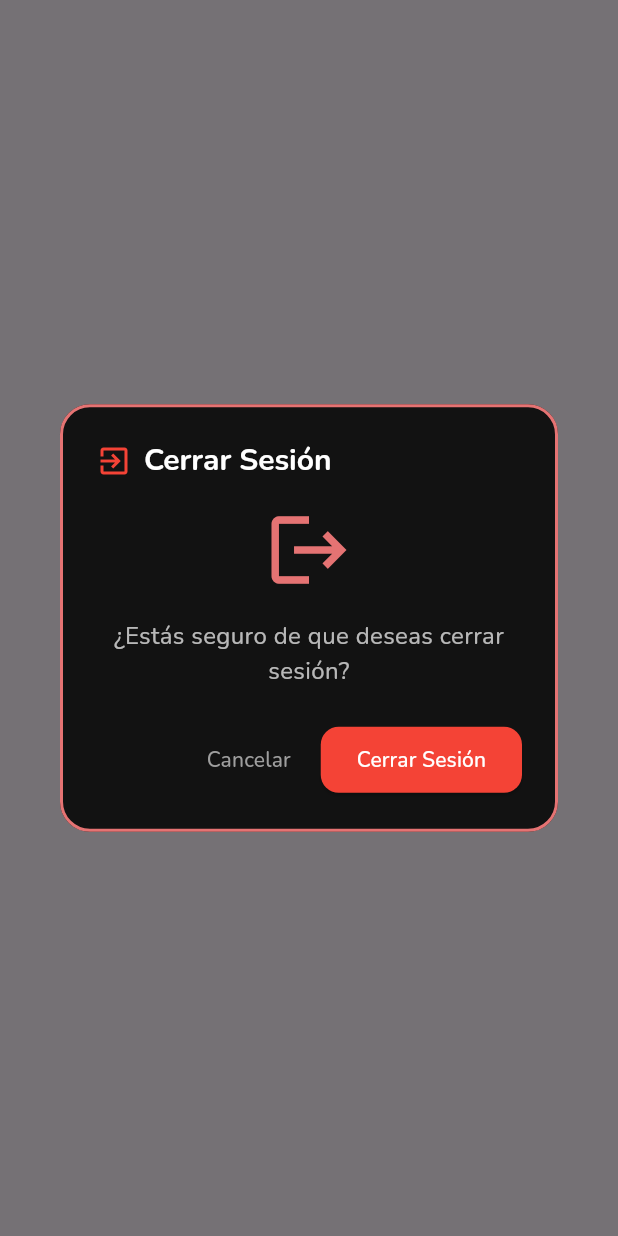
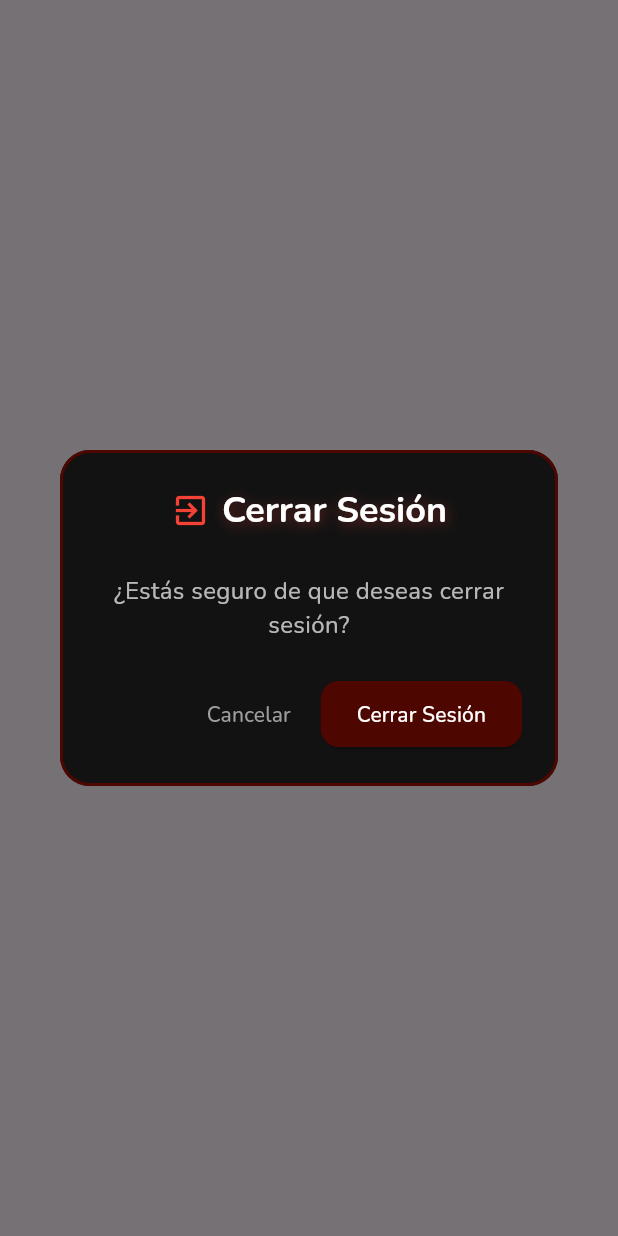
Before and after one commit to Polnareff69/P2P-Front, a Flutter app: what logoutWithConfirmation() shows on an empty page, opened directly, on a phone screen of 412 x 824 dp. Run offline on Flutter 3.47's test engine with Material 3 defaults, Android fonts, the phone set to English and light mode, and no system bars; our stand-ins replace flutter_colorpicker, google_fonts, image_picker, jwt_decoder, shared_preferences; accounts and stored records are empty; network calls fail.

Commit message:
Dialogo de cierre de sesion desde el menu principal mejorado.}

```diff
--- a/market/lib/helpers/navigation_helper.dart
+++ b/market/lib/helpers/navigation_helper.dart
@@ -458,16 +458,23 @@ class NavigationHelper {
                 shape: RoundedRectangleBorder(
                   borderRadius: BorderRadius.circular(20),
                   side: BorderSide(
-                    color: Colors.red.shade300,
+                    color: const Color.fromARGB(
+                      255,
+                      78,
+                      6,
+                      1,
+                    ),
                     width: 2,
                   ),
                 ),
                 title: Row(
+                  mainAxisAlignment:
+                      MainAxisAlignment.center,
                   children: [
                     Icon(
                       Icons.exit_to_app,
                       color: Colors.red,
-                      size: 24,
+                      size: 26,
                     ),
                     SizedBox(width: 8),
                     Text(
@@ -475,7 +482,16 @@ class NavigationHelper {
                       style: TextStyle(
                         color: Colors.white,
                         fontWeight: FontWeight.bold,
-                        fontSize: 20,
+                        fontSize: 24,
+                        shadows: [
+                          Shadow(
+                            color: Colors.red.withOpacity(
+                              0.4,
+                            ),
+                            offset: const Offset(1, 2),
+                            blurRadius: 10,
+                          ),
+                        ],
                       ),
                     ),
                   ],
@@ -483,12 +499,7 @@ class NavigationHelper {
                 content: Column(
                   mainAxisSize: MainAxisSize.min,
                   children: [
-                    Icon(
-                      Icons.logout,
-                      size: 60,
-                      color: Colors.red.shade300,
-                    ),
-                    SizedBox(height: 16),
+                    SizedBox(height: 10),
                     Text(
                       '¿Estás seguro de que deseas cerrar sesión?',
                       style: TextStyle(
@@ -516,7 +527,12 @@ class NavigationHelper {
                           dialogContext,
                         ).pop(true),
                     style: ElevatedButton.styleFrom(
-                      backgroundColor: Colors.red,
+                      backgroundColor: const Color.fromARGB(
+                        255,
+                        78,
+                        6,
+                        1,
+                      ),
                       foregroundColor: Colors.white,
                       shape: RoundedRectangleBorder(
                         borderRadius: BorderRadius.circular(
--- a/market/lib/views/widgets/settings_menu.dart
+++ b/market/lib/views/widgets/settings_menu.dart
@@ -664,9 +664,9 @@ class SettingsMenu extends StatelessWidget {
                   ],
                 ),
                 child: Icon(
-                  Icons.logout,
+                  Icons.exit_to_app,
                   color: const Color(0xFF121212),
-                  size: 27,
+                  size: 29.5,
                 ),
               ),
               SizedBox(width: 16),
```
